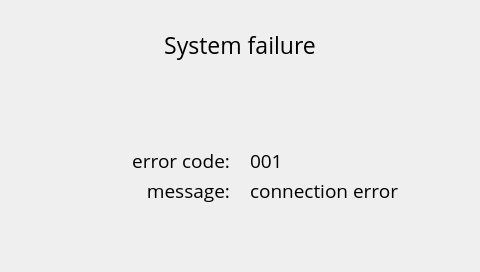
The window that xbterminal/gui/ui.ui (alexykot/xbterminal-firmware) describes before a commit, drawn with Qt 5.
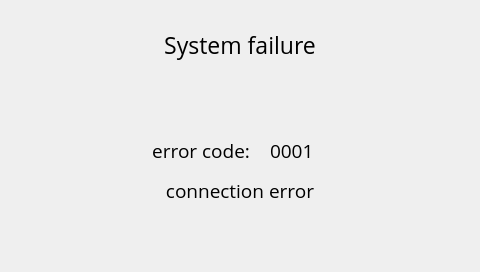
The same window after the commit. The open tabs and pages were chosen to show the change.

Commit message: Update styles for error screen

```diff
--- a/xbterminal/gui/ui.ui
+++ b/xbterminal/gui/ui.ui
@@ -2052,8 +2052,8 @@
      <property name="geometry">
       <rect>
        <x>0</x>
-       <y>140</y>
-       <width>230</width>
+       <y>130</y>
+       <width>250</width>
        <height>41</height>
       </rect>
      </property>
@@ -2100,38 +2100,12 @@
       <set>Qt::AlignCenter</set>
      </property>
     </widget>
-    <widget class="QLabel" name="error_message_lbl">
-     <property name="geometry">
-      <rect>
-       <x>0</x>
-       <y>170</y>
-       <width>230</width>
-       <height>41</height>
-      </rect>
-     </property>
-     <property name="font">
-      <font>
-       <pointsize>14</pointsize>
-       <weight>50</weight>
-       <bold>false</bold>
-      </font>
-     </property>
-     <property name="text">
-      <string>message:</string>
-     </property>
-     <property name="alignment">
-      <set>Qt::AlignRight|Qt::AlignTrailing|Qt::AlignVCenter</set>
-     </property>
-     <property name="wordWrap">
-      <bool>true</bool>
-     </property>
-    </widget>
     <widget class="QLabel" name="error_code_val_lbl">
      <property name="geometry">
       <rect>
-       <x>250</x>
-       <y>140</y>
-       <width>230</width>
+       <x>270</x>
+       <y>130</y>
+       <width>210</width>
        <height>41</height>
       </rect>
      </property>
@@ -2143,7 +2117,7 @@
       </font>
      </property>
      <property name="text">
-      <string>001</string>
+      <string>0001</string>
      </property>
      <property name="alignment">
       <set>Qt::AlignLeading|Qt::AlignLeft|Qt::AlignVCenter</set>
@@ -2155,9 +2129,9 @@
     <widget class="QLabel" name="error_message_val_lbl">
      <property name="geometry">
       <rect>
-       <x>250</x>
+       <x>0</x>
        <y>170</y>
-       <width>230</width>
+       <width>480</width>
        <height>41</height>
       </rect>
      </property>
@@ -2172,7 +2146,7 @@
       <string>connection error</string>
      </property>
      <property name="alignment">
-      <set>Qt::AlignLeading|Qt::AlignLeft|Qt::AlignVCenter</set>
+      <set>Qt::AlignCenter</set>
      </property>
      <property name="wordWrap">
       <bool>true</bool>
```
Left out of the diff: 13 changed lines with no effect on the pictures. The commit also changes 2 other files.
